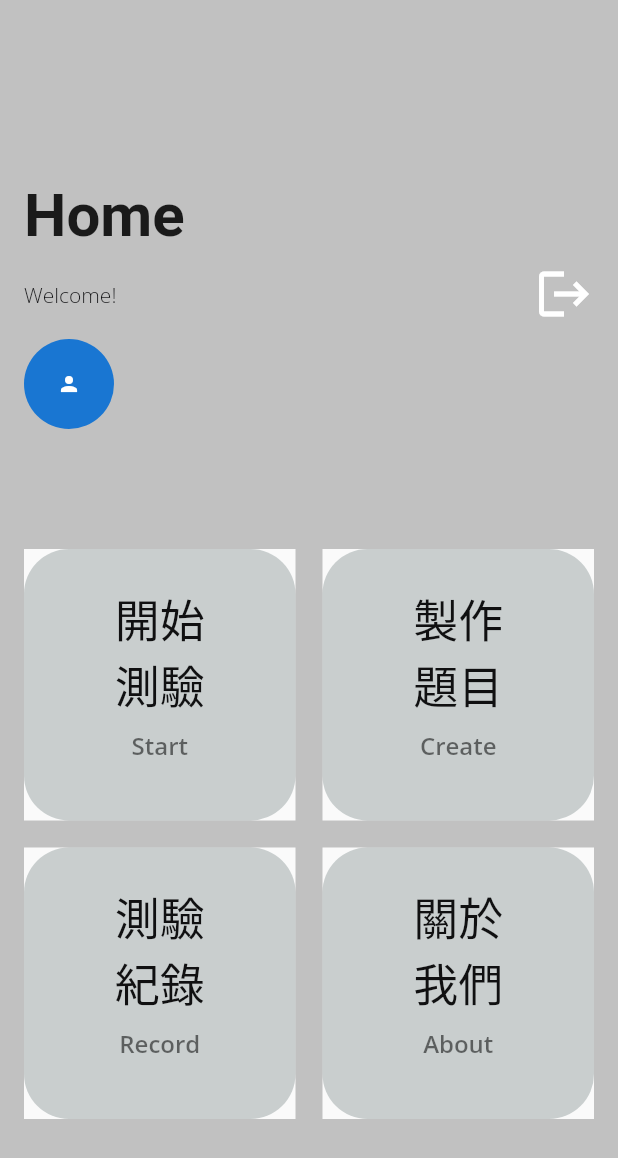
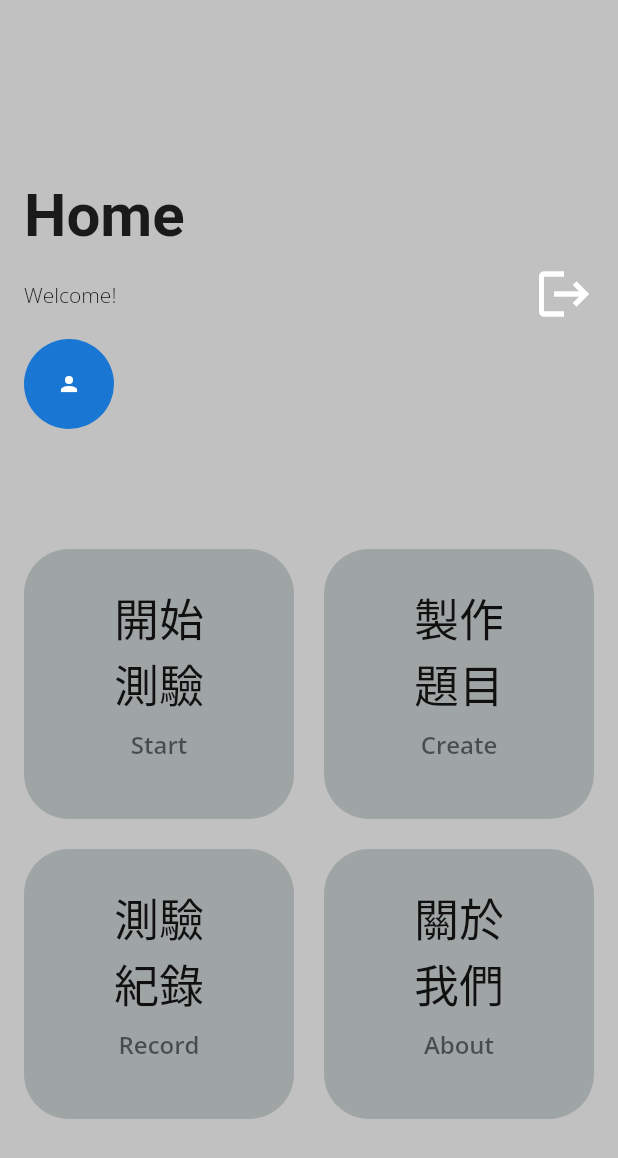
Before and after one commit to ryan11280/pr20221029, a Flutter app: the MyStatefulWidget screen opened directly, after a tap on the "home" icon, on a phone screen of 412 x 824 dp. Shown: the top 1158 px of the screen. Run offline on Flutter 3.47's test engine with Material 2 defaults, Android fonts, the light colour scheme and no system bars; our stand-ins replace cloud_firestore, csv, file_picker, firebase_auth, firebase_core, firebase_storage and 5 more; missing offline and left inert: footer, xen_popup_card; accounts and stored records are empty; Roboto replaces fonts that are missing (Acme); project files that could hold a hidden picture were left out.

Commit message:
1130.5pm

```diff
--- a/lib/configs/themes/app_dark_theme.dart
+++ b/lib/configs/themes/app_dark_theme.dart
@@ -3,7 +3,7 @@ import 'package:flutter/material.dart';
 import 'package:pr20221029/configs/themes/sub_theme_data_mixin.dart';
 
 const Color primaryDarkColorDark = Color(0xff2e3c62);
-const Color primaryColorDark = Color(0xff99ace1);
+const Color primaryColorDark = Color(0xcd133c62);
 const Color mainTextColorDark = Colors.white;
 
 class DarkTheme with SubThemeData {
--- a/lib/configs/themes/app_light_theme.dart
+++ b/lib/configs/themes/app_light_theme.dart
@@ -2,10 +2,10 @@ import 'package:flutter/cupertino.dart';
 import 'package:flutter/material.dart';
 import 'package:pr20221029/configs/themes/sub_theme_data_mixin.dart';
 
-const Color primaryLightColorLight = Color(0xff3ac3cb);
-const Color primaryColorLight = Color(0xfff85187);
+const Color primaryLightColorLight = Color(0xCD052442);
+const Color primaryColorLight = Color(0xB26B8FAD);
 const Color mainTextColorLight = Color.fromARGB(255, 40, 40, 40);
-const Color backgroundColorLight = Color(0xFFC1C1C1);
+const Color backgroundColorLight = Color(0x45445858);
 
 //最高級的theme設定
 class LightTheme with SubThemeData {
--- a/lib/screens/about/about_screen.dart
+++ b/lib/screens/about/about_screen.dart
@@ -55,7 +55,7 @@ class FooterPageState extends State<FooterPage> {
       appBar: AppBar(
         backgroundColor: kGrayColor,
         title: const Text(
-          'A B O U T',
+          '關於我們',
           style: TextStyle(fontWeight: FontWeight.w200),
 
         ),
@@ -79,7 +79,8 @@ class FooterPageState extends State<FooterPage> {
           )
         ],
       ),
-      body: FooterView(
+      body: SafeArea(
+        child: FooterView(
             children: <Widget>[
               Padding(
                 padding: const EdgeInsets.all(8.0),
@@ -128,6 +129,7 @@ class FooterPageState extends State<FooterPage> {
                   ]),
               padding: EdgeInsets.all(5.0),
             )),
+      ),
     );
   }
 }
--- a/lib/screens/create/create_question.dart
+++ b/lib/screens/create/create_question.dart
@@ -71,7 +71,10 @@ class _MyStatefulWidgetState extends State<MyStatefulWidget> {
                       Text("Your question",
                           style: TextStyle(
                               fontWeight: FontWeight.bold, fontSize: 30)),
-                      TextField(
+                      SizedBox(height: 25),
+                      Padding(
+                        padding: const EdgeInsets.only(left:16.0,right:16.0),
+                        child: TextField(
                           controller: controllerList[0],
                           onChanged: (value) {
                             question = controllerList[0].text.toString();
@@ -81,11 +84,12 @@ class _MyStatefulWidgetState extends State<MyStatefulWidget> {
                             labelText: '請輸入題目',
                           ),
                         ),
+                      ),
                     ],
                   ),
                 ),
                 SizedBox(
-                  height: 30,
+                  height: 35,
                 ),
                 //選項區
                 Container(
--- a/lib/screens/home/home1_screen.dart
+++ b/lib/screens/home/home1_screen.dart
@@ -170,14 +170,15 @@ class GridDashboard extends StatelessWidget {
     ];
 
     return Flexible(
+
       child: GridView.count(
           childAspectRatio: 1.0,
           padding: EdgeInsets.only(left: 16, right: 16),
           crossAxisCount: 2,
-          crossAxisSpacing: 18,
-          mainAxisSpacing: 18,
+          crossAxisSpacing: 20,
+          mainAxisSpacing: 20,
           children: myList.map((data) {
-            return Material(
+            return Container(
               child: InkWell(
                 onTap: () async {
                   print("${data.title} 已被按下！");
```
Also changed, not shown: assets/images/qalogo.png. Lines whose indentation alone changed are shown as unchanged.
